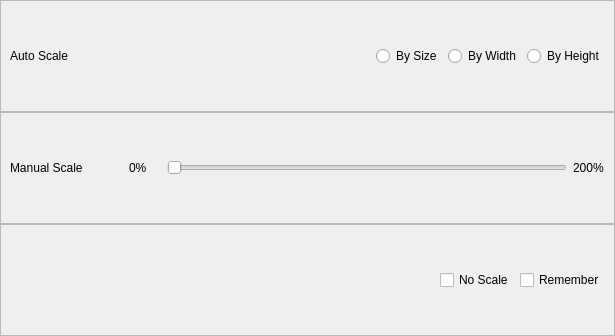
Before: the Qt Designer form src/gui/controll-bar-area/scale-setting.ui in haocxy/smooth-comic, drawn with Qt 5.
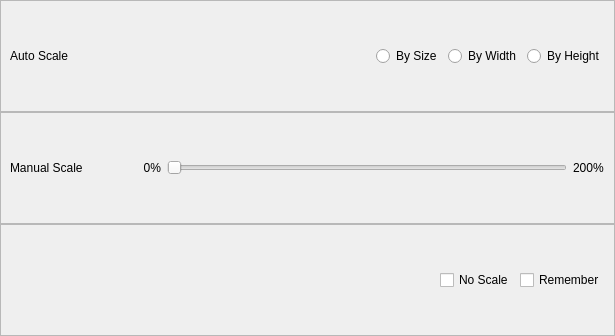
After: the same form once the commit is applied.

Commit message: 缩放界面中缩放下限文本右对齐

```diff
--- a/src/gui/controll-bar-area/scale-setting.ui
+++ b/src/gui/controll-bar-area/scale-setting.ui
@@ -128,6 +128,9 @@
         <property name="text">
          <string>0%</string>
         </property>
+        <property name="alignment">
+         <set>Qt::AlignRight|Qt::AlignTrailing|Qt::AlignVCenter</set>
+        </property>
        </widget>
       </item>
       <item>
```
